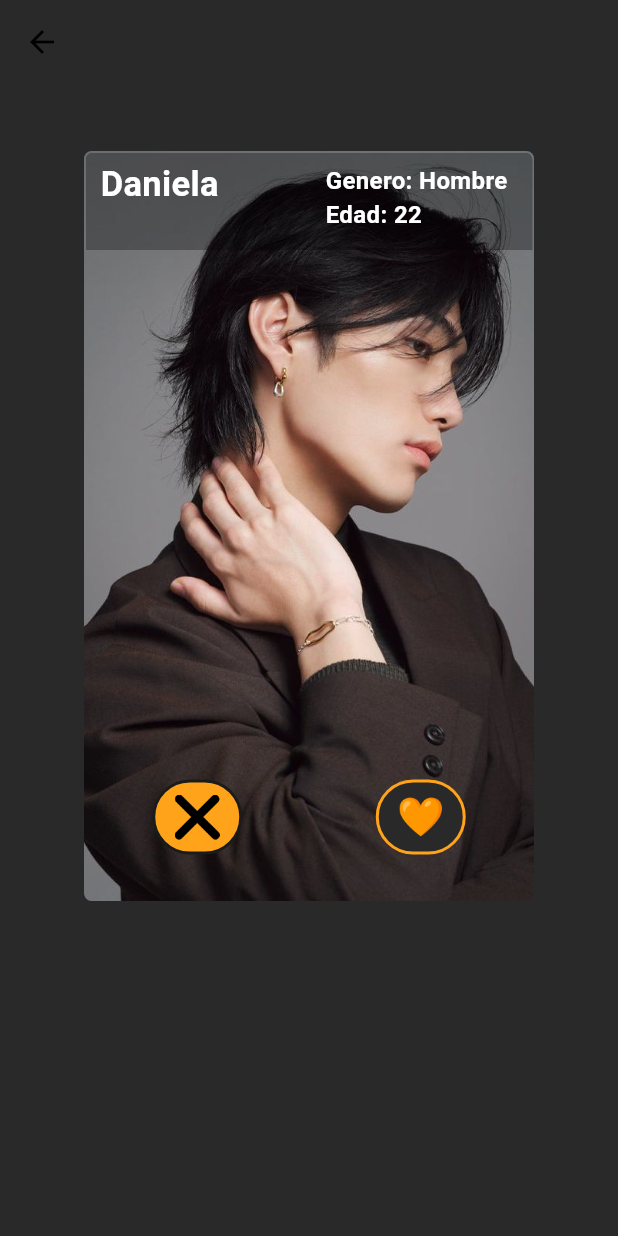
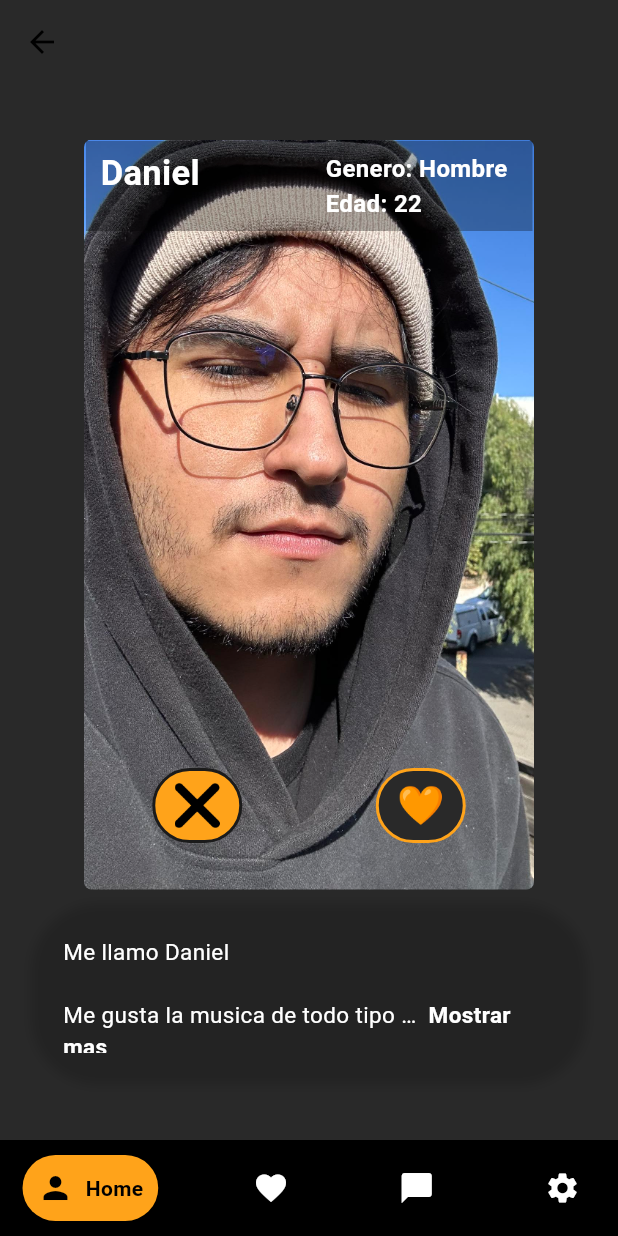
Before and after one commit to DanielPV06/lovelink, a Flutter app: the Matches screen opened directly, on a phone screen of 412 x 824 dp. Run offline on Flutter 3.47's test engine with Material 3 defaults, Android fonts, the phone set to English and light mode, and no system bars; drawn by our look-alikes of google_nav_bar, readmore; our stand-ins replace email_validator.

Commit message:
Updates 29/02/24

```diff
--- a/lib/views/components/LoveCard.dart
+++ /dev/null
@@ -1,37 +0,0 @@
-import 'package:flutter/material.dart';
-
-class MatchButton extends StatelessWidget {
-
-  final String texto;
-  final Widget? icono;
-  final Color? colorin;
-
-  const MatchButton({super.key, required this.texto, required this.colorin, this.icono,});
-
-  @override
-  Widget build(BuildContext context) {
-    return Stack(
-      children: [
-        Container(
-          height: 40,
-          width: 70,
-          decoration: BoxDecoration(
-              color:  colorin,
-              borderRadius: BorderRadius.circular(100),
-              border: Border.all(
-                color: Color(0xFFC49C59),
-              )
-          ),
-          child: Center(
-            child: Text(texto,
-              style: const TextStyle(
-                fontWeight: FontWeight.bold,
-                fontSize: 17,
-                fontFamily: 'Monse',
-              ),),
-          ),
-        )
-      ],
-    );
-  }
-}
--- /dev/null
+++ b/lib/views/components/LoveNavBar.dart
@@ -0,0 +1,33 @@
+import 'package:flutter/material.dart';
+import 'package:google_nav_bar/google_nav_bar.dart';
+
+class LoveNavBar extends StatelessWidget {
+  const LoveNavBar({Key? key});
+
+  @override
+  Widget build(BuildContext context) {
+    return Container(
+      color: Colors.black,
+      child: Padding(
+        padding: EdgeInsets.symmetric(horizontal: 15.0, vertical: 10.0),
+        child: GNav(
+          backgroundColor: Colors.black,
+          color: Colors.white,
+          activeColor: Colors.black,
+          tabBackgroundColor: Color(0xffffa31a),
+          gap: 8,
+          onTabChange: (index) {
+            print(index);
+          },
+          padding: EdgeInsets.all(10),
+          tabs: [
+            GButton(icon: Icons.person, text: 'Home'),
+            GButton(icon: Icons.favorite, text: 'Favorite'),
+            GButton(icon: Icons.chat_bubble, text: 'Chat'),
+            GButton(icon: Icons.settings, text: 'Settings'),
+          ],
+        ),
+      ),
+    );
+  }
+}
--- /dev/null
+++ b/lib/views/components/ReadMore.dart
@@ -0,0 +1,47 @@
+import 'package:flutter/material.dart';
+import 'package:readmore/readmore.dart';
+
+class ReadMore extends StatelessWidget {
+  final String descripcion;
+
+  const ReadMore({Key? key, required this.descripcion}) : super(key: key);
+
+  @override
+  Widget build(BuildContext context) {
+    return Container(
+      width: 370,
+      height: 120,
+      padding: const EdgeInsets.all(20),
+      decoration: BoxDecoration(
+        border: Border.all(color: Colors.transparent),
+        borderRadius: BorderRadius.all(Radius.circular(45)),
+        boxShadow: const [
+          BoxShadow(
+            color: Color(0xff232323),
+            blurRadius: 5.0,
+            offset: Offset(0, 0),
+          )
+        ],
+      ),
+      child: SingleChildScrollView(
+        child: ReadMoreText(
+          descripcion,
+          trimLines: 3,
+          textAlign: TextAlign.left,
+          trimMode: TrimMode.Line,
+          trimCollapsedText: ' Mostrar mas',
+          trimExpandedText: ' Mostrar menos',
+          lessStyle: const TextStyle(
+            fontWeight: FontWeight.bold,
+            color: Colors.white,
+          ),
+          moreStyle: const TextStyle(
+            fontWeight: FontWeight.bold,
+            color: Colors.white,
+          ),
+          style: TextStyle(fontSize: 15, color: Colors.white),
+        ),
+      ),
+    );
+  }
+}
--- a/lib/views/mainPages/matches.dart
+++ b/lib/views/mainPages/matches.dart
@@ -1,7 +1,10 @@
 import 'package:flutter/material.dart';
-import 'package:flutter/cupertino.dart';
+import 'package:flutter/rendering.dart';
 import 'package:lovelink/views/components/PositionedText.dart';
 import 'package:lovelink/views/components/MatchButton.dart';
+import 'package:lovelink/views/components/ReadMore.dart';
+import 'package:readmore/readmore.dart';
+import 'package:lovelink/views/components/LoveNavBar.dart';
 
 class Matches extends StatefulWidget {
   const Matches({super.key});
@@ -10,11 +13,11 @@
   State<Matches> createState() => _MatchesState();
 }
 
-void inputLike(){
+void inputLike() {
   print("Like");
 }
 
-void inputDislike(){
+void inputDislike() {
   print("Dislike");
 }
 
@@ -25,46 +28,61 @@
       backgroundColor: Color(0xff292929),
       appBar: AppBar(
         backgroundColor: Colors.transparent,
-        leading: BackButton(
+        leading: const BackButton(
           color: Colors.black,
         ),
       ),
-      body: Stack(
-        children: [
+      body:
       Column(
         mainAxisAlignment: MainAxisAlignment.center,
         children: [
-              const SizedBox(width: double.infinity,),
-              const Spacer(flex: 2),
+          const SizedBox(
+            width: double.infinity,
+          ),
           Container(
             width: 300,
             height: 500,
             decoration: BoxDecoration(
-                  image: const DecorationImage(image: AssetImage("assets/tests/person4.jpg"), fit: BoxFit.cover),
+              image: const DecorationImage(
+                  image: AssetImage("assets/tests/Daniel.jpg"),
+                  fit: BoxFit.cover),
               borderRadius: BorderRadius.circular(5),
               border: Border.all(color: Colors.transparent),
             ),
-                child:  Stack(
+            child: Stack(
               children: [
                 Container(
                   width: double.infinity,
-                      height: 65,
+                  height: 60,
                   decoration: BoxDecoration(
                       color: Colors.black.withOpacity(0.3),
                       borderRadius: const BorderRadius.only(
-                          topLeft: Radius.circular(5),
-                          topRight: Radius.circular(5)
-                        )
+                          topLeft: Radius.circular(0),
+                          topRight: Radius.circular(0))),
                 ),
+                const PositionedText(
+                  textLabel: "Genero: Hombre",
+                  top: 7,
+                  left: 160,
+                  textSize: 16,
+                  width: 140,
+                  height: 60,
                 ),
-                     Container(
-                       child: PositionedText(textLabel: "Genero: Hombre", top: 7, left: 160, textSize: 16, width: 140, height: 60,),
+                const PositionedText(
+                  textLabel: "Edad: 22",
+                  top: 30,
+                  left: 160,
+                  textSize: 16,
+                  width: 130,
+                  height: 60,
                 ),
-                     Container(
-                       child: PositionedText(textLabel: "Edad: 22", top: 30, left: 160, textSize: 16, width: 130, height: 60,),
-                     ),
-                    Container(
-                      child: PositionedText(textLabel: "Daniela", top: 5, left: 10, textSize: 23, width: 140, height: 160,),
+                const PositionedText(
+                  textLabel: "Daniel",
+                  top: 5,
+                  left: 10,
+                  textSize: 23,
+                  width: 140,
+                  height: 160,
                 ),
                 Column(
                   mainAxisAlignment: MainAxisAlignment.end,
@@ -73,26 +91,44 @@
                       mainAxisAlignment: MainAxisAlignment.spaceAround,
                       children: [
                         GestureDetector(
-                              child: MatchButton(colorin: Color(0xffffa31a), colorbor: Color(0xff1b1b1b), imagePath: "assets/icons/Xg.png",),
                           onTap: inputDislike,
+                          child: const MatchButton(
+                            colorin: Color(0xffffa31a),
+                            colorbor: Color(0xff1b1b1b),
+                            imagePath: "assets/icons/Xg.png",
+                          ),
                         ),
                         GestureDetector(
-                              child: MatchButton(colorin: Color(0xFF292929), colorbor: Color(0xffffa31a), imagePath: "assets/icons/Corazon.png",),
                           onTap: inputLike,
+                          child: const MatchButton(
+                            colorin: Color(0xFF292929),
+                            colorbor: Color(0xffffa31a),
+                            imagePath: "assets/icons/Corazon.png",
+                          ),
                         )
                       ],
                     ),
-                        SizedBox(height: 30,)
+                    const SizedBox(
+                      height: 30,
+                    )
                   ],
                 )
               ],
             ),
           ),
-              const Spacer(flex: 10,)
-            ],
-          )
+          const SizedBox(
+            height: 10,
+          ),
+          const ReadMore(descripcion: "Me llamo Daniel"
+          "\n"
+          "\nMe gusta la musica de todo tipo pero sobre todo tranquila y los videojuegos"
+          "\n"
+          "\nTengo 2 perros y si tienes 1 gato podemos conocermos 😊"
+          "\n"
+          "\n¡Espero conocerte pronto!")
         ],
       ),
+      bottomNavigationBar: const LoveNavBar(),
     );
   }
 }
--- a/pubspec.yaml
+++ b/pubspec.yaml
@@ -37,6 +37,9 @@
   # The following adds the Cupertino Icons font to your application.
   # Use with the CupertinoIcons class for iOS style icons.
   cupertino_icons: ^1.0.2
+  readmore: ^2.2.0
+  expandable: ^5.0.1
+  google_nav_bar: ^5.0.6
 
 dev_dependencies:
   flutter_test:
```
Also changed, not shown: lib/views/access/registro.dart (+26 -12 lines), lib/views/components/CheckBox.dart (added, +33 -0 lines), assets/tests/Daniel.jpg (added), pubspec.lock. Lines whose indentation alone changed are shown as unchanged.
